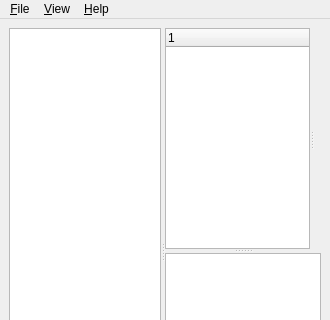
The window that lib/VmdMainWindow.ui (pascalin/3dmolvis) describes before a commit, drawn with Qt 5; both pictures show x 0 to 330 and y 0 to 320 of the 330 by 505 pixel window.
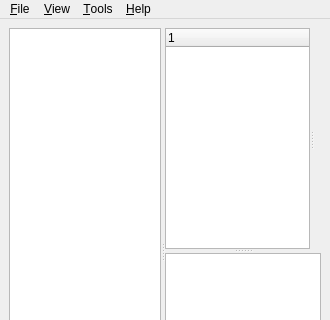
The same window after the commit. Icons and pictures are not drawn.

What changed in the file:
```diff
--- a/lib/VmdMainWindow.ui
+++ b/lib/VmdMainWindow.ui
@@ -108,8 +108,15 @@
     <addaction name="actionError_panel" />
     <addaction name="actionStatus_bar" />
    </widget>
+   <widget class="QMenu" name="menuTools" >
+    <property name="title" >
+     <string>&amp;Tools</string>
+    </property>
+    <addaction name="actionLessonWizard" />
+   </widget>
    <addaction name="menuFile" />
    <addaction name="menuView" />
+   <addaction name="menuTools" />
    <addaction name="menuHelp" />
   </widget>
   <widget class="QStatusBar" name="statusbar" />
```
Left out of the diff: 8 changed lines with no effect on the pictures.
